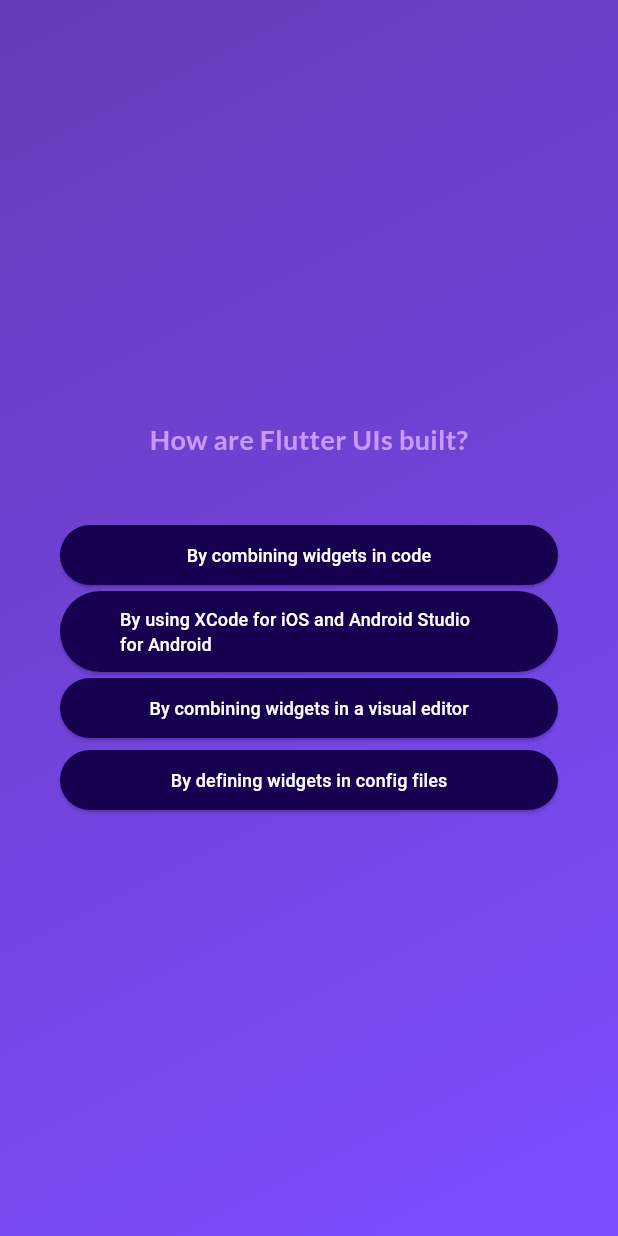
After one commit to AllRez44/academind-flutter-quiz, a Flutter app: the screen it shows after launch, after a tap on "Start Quiz", after a tap on "Functions", on a phone screen of 412 x 824 dp. The commit adds this screen. Run offline on Flutter 3.47's test engine with Material 3 defaults, Android fonts, the phone set to English and light mode, and no system bars; our stand-ins replace google_fonts.

Commit message:
finish project

```diff
--- /dev/null
+++ b/lib/data/questions.dart
@@ -0,0 +1,61 @@
+import 'package:flutter_quiz/models/quiz_question.dart';
+import 'package:flutter_quiz/models/quiz_answer_button.dart';
+
+var questions = [
+  QuizQuestion(
+    'What are the main building blocks of Flutter UIs?',
+    [
+      QuizAnswerButton('Widgets', isCorrect: true),
+      QuizAnswerButton('Components'),
+      QuizAnswerButton('Blocks'),
+      QuizAnswerButton('Functions'),
+    ],
+  ),
+  QuizQuestion(
+    'How are Flutter UIs built?',
+    [
+      QuizAnswerButton('By defining widgets in config files'),
+      QuizAnswerButton('By combining widgets in code', isCorrect: true),
+      QuizAnswerButton('By combining widgets in a visual editor'),
+      QuizAnswerButton(
+          'By using XCode for iOS and Android Studio for Android'),
+    ],
+  ),
+  QuizQuestion(
+    'What\'s the purpose of a StatefulWidget?',
+    [
+      QuizAnswerButton('Update data as UI changes'),
+      QuizAnswerButton('Ignore data changes'),
+      QuizAnswerButton('Update UI as data changes', isCorrect: true),
+      QuizAnswerButton('Render UI that does not depend on data'),
+    ],
+  ),
+  QuizQuestion(
+    'Which widget should you try to use more often: StatelessWidget or StatefulWidget?',
+    [
+      QuizAnswerButton('StatelessWidget'),
+      QuizAnswerButton('Update UI as data changes', isCorrect: true),
+      QuizAnswerButton('StatefulWidget'),
+      QuizAnswerButton('Both are equally good'),
+      QuizAnswerButton('None of the above'),
+    ],
+  ),
+  QuizQuestion(
+    'What happens if you change data in a StatelessWidget?',
+    [
+      QuizAnswerButton('The closest StatefulWidget is updated'),
+      QuizAnswerButton('Any nested StatefulWidgets are updated'),
+      QuizAnswerButton('The UI is updated'),
+      QuizAnswerButton('The UI is not updated', isCorrect: true),
+    ],
+  ),
+  QuizQuestion(
+    'How should you update data inside of StatefulWidgets?',
+    [
+      QuizAnswerButton('By calling setState()', isCorrect: true),
+      QuizAnswerButton('By calling updateData()'),
+      QuizAnswerButton('By calling updateUI()'),
+      QuizAnswerButton('By calling updateState()'),
+    ],
+  ),
+];
--- /dev/null
+++ b/lib/models/quiz_answer_button.dart
@@ -0,0 +1,30 @@
+import 'package:flutter/material.dart';
+
+class QuizAnswerButton extends StatelessWidget {
+  QuizAnswerButton(this.text, {this.isCorrect = false, this.onSelectAnswer, super.key});
+
+  final String text;
+  final bool isCorrect;
+  void Function()? onSelectAnswer;
+  void Function()? setOnSelectAnswer(void Function() function) {
+    onSelectAnswer = function;
+  }
+
+  @override
+  Widget build(BuildContext context) {
+    return ElevatedButton(
+      style: ElevatedButton.styleFrom(
+          backgroundColor: const Color.fromARGB(255, 24, 0, 80),
+          foregroundColor: Colors.white,
+          shape: RoundedRectangleBorder(
+            borderRadius: BorderRadius.circular(40),
+          ),
+          padding: const EdgeInsets.symmetric(vertical: 10, horizontal: 40)),
+      onPressed: onSelectAnswer,
+      child: Text(
+        text,
+        style: const TextStyle(color: Colors.white, fontSize: 12),
+      ),
+    );
+  }
+}
--- /dev/null
+++ b/lib/models/quiz_question.dart
@@ -0,0 +1,38 @@
+import 'package:flutter/cupertino.dart';
+import 'package:flutter_quiz/models/quiz_answer_button.dart';
+import 'package:google_fonts/google_fonts.dart';
+
+class QuizQuestion extends StatelessWidget {
+  const QuizQuestion(this.text, this.answers, {super.key});
+
+  final String text;
+  final List<QuizAnswerButton> answers;
+  List<QuizAnswerButton> get suffledAnswers {
+    List<QuizAnswerButton> shuffledAnswers = List.from(answers);
+    shuffledAnswers.shuffle();
+    return shuffledAnswers;
+  }
+
+  @override
+  Widget build(BuildContext context) {
+    return Center(
+      child: Column(
+        mainAxisSize: MainAxisSize.min,
+        crossAxisAlignment: CrossAxisAlignment.stretch,
+        children: [
+          Text(
+            text,
+            style: GoogleFonts.lato(
+              color: const Color.fromARGB(255, 201, 153, 251),
+              fontSize: 18,
+              fontWeight: FontWeight.bold,
+            ),
+            textAlign: TextAlign.center,
+          ),
+          const SizedBox(height: 40),
+          ...answers,
+        ],
+      ),
+    );
+  }
+}
--- a/lib/questions_screen.dart
+++ b/lib/questions_screen.dart
@@ -1,7 +1,12 @@
 import 'package:flutter/material.dart';
+import 'package:flutter_quiz/data/questions.dart';
+import 'package:flutter_quiz/models/quiz_question.dart';
 
 class QuestionsScreen extends StatefulWidget {
-  const QuestionsScreen({super.key});
+  QuestionsScreen(this.selectedAnswers, this.finishQuiz, {super.key});
+
+  List<String> selectedAnswers = [];
+  void Function() finishQuiz;
 
   @override
   State<StatefulWidget> createState() {
@@ -9,53 +14,42 @@ class QuestionsScreen extends StatefulWidget {
   }
 }
 
-class _QuestionScreenState extends State {
+class _QuestionScreenState extends State<QuestionsScreen> {
+  int currentQuestionIndex = 0;
+  bool hasFinished = false;
+
+  void selectAnswer(String selectedAnswer) {
+    widget.selectedAnswers.add(selectedAnswer);
+    setState(() {
+      if (questions.elementAtOrNull(currentQuestionIndex + 1) != null) {
+        currentQuestionIndex++;
+      } else if (questions.length == currentQuestionIndex + 1) {
+        hasFinished = true;
+        widget.finishQuiz();
+      } else {
+        // 'Something went wrong on Answer Button'
+        throw Error();
+      }
+    });
+  }
+
   @override
   Widget build(BuildContext context) {
-    return const Center(
-      child: Column(
-        mainAxisSize: MainAxisSize.min,
-        children: [
-          SizedBox(
-            width: 300,
-            child: Text(
-              'What are the main building blocks of Flutter UIs?',
-              style: TextStyle(
-                color: Color.fromARGB(150, 237, 223, 252),
-                fontSize: 18,
-                fontWeight: FontWeight.w600,
-              ),
-              textAlign: TextAlign.center,
-            ),
-          ),
-          SizedBox(height: 40),
-          Alternative('Functions'),
-          Alternative('Components'),
-          Alternative('Blocks'),
-          Alternative('Widgets'),
-        ],
+    QuizQuestion currentQuestion = questions[currentQuestionIndex];
+    for (var answer in currentQuestion.answers) {
+      answer.setOnSelectAnswer(
+        () => selectAnswer(answer.text),
+      );
+    }
+    // Suffles the current answers list
+    currentQuestion.answers.shuffle();
+
+    return SizedBox(
+      width: double.infinity,
+      child: Container(
+        margin: const EdgeInsets.all(40),
+        child: currentQuestion,
       ),
     );
   }
 }
-
-class Alternative extends StatelessWidget {
-  const Alternative(this.text, {super.key});
-
-  final String text;
-
-  @override
-  Widget build(BuildContext context) {
-    return OutlinedButton(
-      style: OutlinedButton.styleFrom(
-          backgroundColor: const Color.fromARGB(255, 24, 0, 80),
-          fixedSize: const Size.fromWidth(300),
-          padding: const EdgeInsets.symmetric(horizontal: 50)),
-      onPressed: null,
-      child: Text(
-        text,
-        style: const TextStyle(color: Colors.white),
-      ),
-    );
-  }
-}
--- a/lib/quiz.dart
+++ b/lib/quiz.dart
@@ -1,5 +1,6 @@
 import 'package:flutter/material.dart';
 import 'package:flutter_quiz/questions_screen.dart';
+import 'package:flutter_quiz/result_screen.dart';
 import 'package:flutter_quiz/start_screen.dart';
 
 class QuizApp extends StatefulWidget {
@@ -12,6 +13,36 @@ class QuizApp extends StatefulWidget {
 }
 
 class _QuizAppState extends State {
+  Widget? activeScreen;
+  List<String> selectedAnswers = [];
+  // bool hasStartedQuiz = false;
+
+  @override
+  void initState() {
+    activeScreen = StartScreen(startQuiz);
+    super.initState();
+  }
+
+  void startQuiz() {
+    setState(() {
+      activeScreen = QuestionsScreen(selectedAnswers, finishQuiz);
+      // hasStartedQuiz = true;
+    });
+  }
+
+  void finishQuiz() {
+    setState(() {
+      activeScreen = ResultScreen(selectedAnswers, restartQuiz);
+    });
+  }
+
+  void restartQuiz() {
+    selectedAnswers = [];
+    setState(() {
+      activeScreen = StartScreen(startQuiz);
+    });
+  }
+
   @override
   Widget build(BuildContext context) {
     return MaterialApp(
@@ -24,7 +55,8 @@ class _QuizAppState extends State {
               end: Alignment.bottomRight,
             ),
           ),
-          child: const StartScreen(),
+          child: activeScreen,
+          // child: !hasStartedQuiz ? StartScreen(startQuiz) : const QuestionsScreen() ,
         ),
       ),
     );
--- a/lib/start_screen.dart
+++ b/lib/start_screen.dart
@@ -1,7 +1,10 @@
 import 'package:flutter/material.dart';
+import 'package:google_fonts/google_fonts.dart';
 
 class StartScreen extends StatelessWidget {
-  const StartScreen({super.key});
+  const StartScreen(this.startQuiz, {super.key});
+
+  final void Function() startQuiz;
 
   @override
   Widget build(BuildContext context) {
@@ -22,19 +25,18 @@ class StartScreen extends StatelessWidget {
             'assets/images/quiz-logo.png',
             width: 300,
             color: const Color.fromARGB(150, 255, 255, 255),
-            // opacity: const AlwaysStoppedAnimation(10),
           ),
           const SizedBox(height: 40),
-          const Text(
+          Text(
             'Learn Flutter the fun way!',
-            style: TextStyle(
-              color: Color.fromARGB(255, 237, 223, 252),
+            style: GoogleFonts.poppins(
+              color: const Color.fromARGB(255, 237, 223, 252),
               fontSize: 24,
             ),
           ),
           const SizedBox(height: 40),
           OutlinedButton.icon(
-            onPressed: null,
+            onPressed: startQuiz,
             icon: const Icon(
               Icons.arrow_forward,
               color: Colors.white,
--- a/pubspec.yaml
+++ b/pubspec.yaml
@@ -35,6 +35,7 @@ dependencies:
   # The following adds the Cupertino Icons font to your application.
   # Use with the CupertinoIcons class for iOS style icons.
   cupertino_icons: ^1.0.6
+  google_fonts: ^6.2.1
 
 dev_dependencies:
   flutter_test:
```
Also changed, not shown: lib/questions_summary/question_identifier.dart (added, +33 -0 lines), lib/questions_summary/questions_summary.dart (added, +22 -0 lines), lib/questions_summary/summary_item.dart (added, +56 -0 lines), lib/result_screen.dart (added, +63 -0 lines), pubspec.lock, 2 other files.
